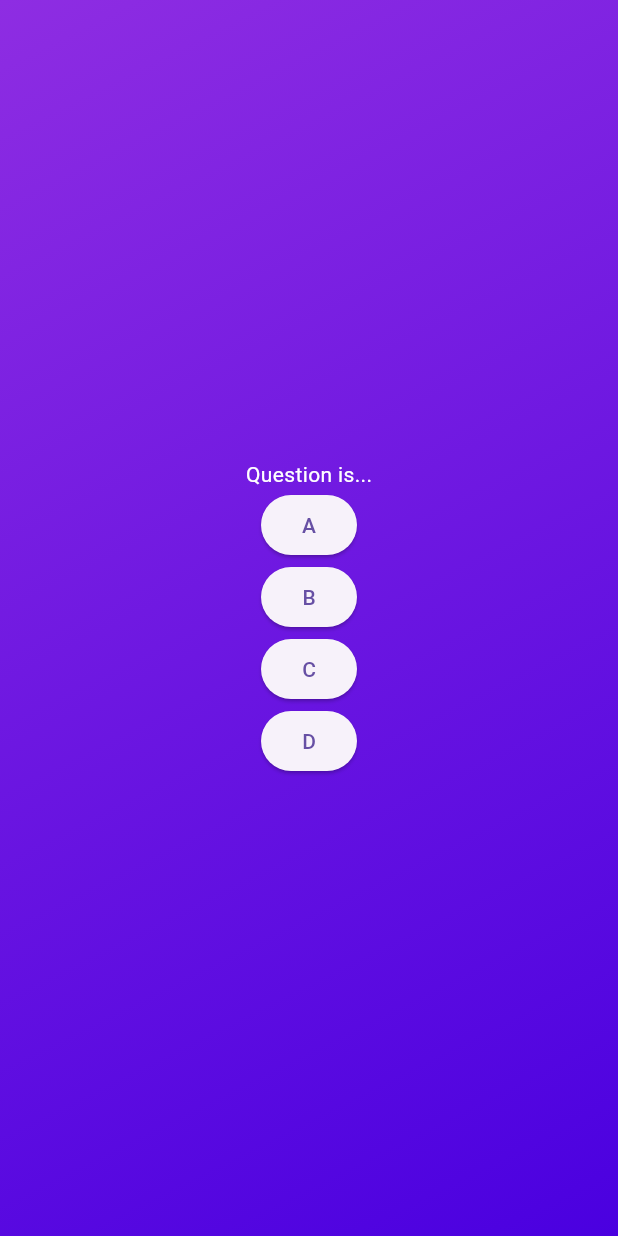
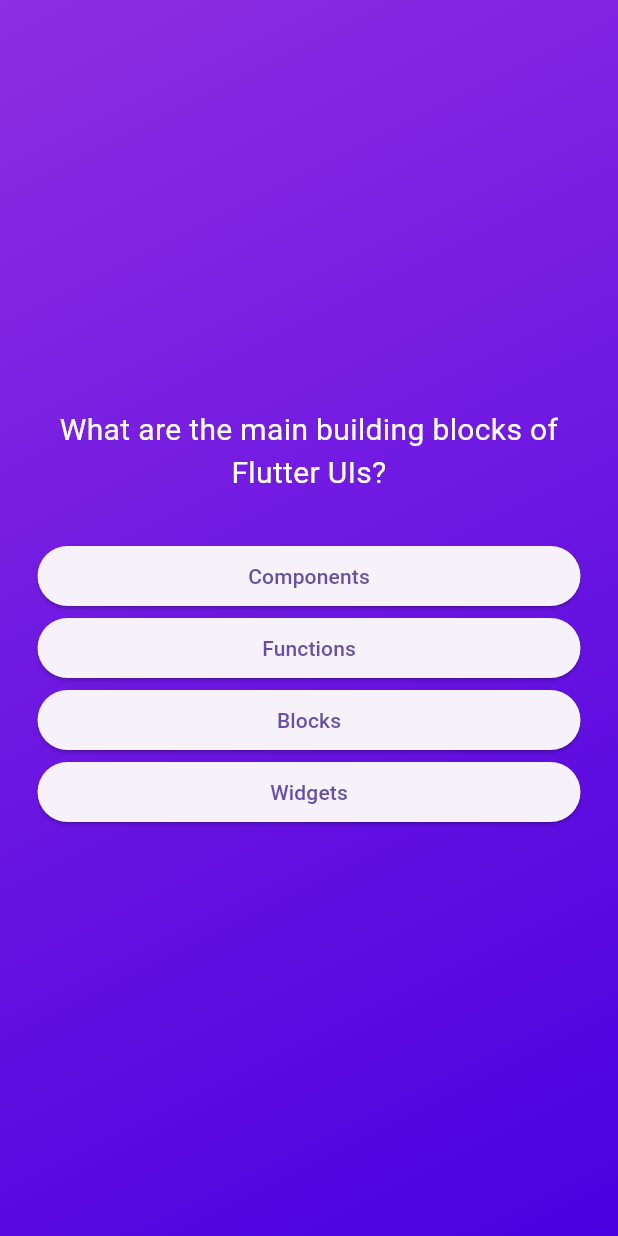
Before and after one commit to izasoerya/FlutterQuiz, a Flutter app: the screen it shows after launch, after a tap on "Start Quiz!", on a phone screen of 412 x 824 dp. Run offline on Flutter 3.47's test engine with Material 3 defaults, Android fonts, the phone set to English and light mode, and no system bars.

Commit message:
feat: shuffle the answer

```diff
--- a/lib/src/quiz/page.dart
+++ b/lib/src/quiz/page.dart
@@ -9,23 +9,30 @@ class QuestionPage extends StatefulWidget {
 }
 
 class _QuestionPage extends State<QuestionPage> {
+  final QuizQuestion questionOne = listQuestions[0];
+
   @override
   Widget build(BuildContext context) {
     return Center(
+      child: Container(
+        margin: const EdgeInsets.all(25),
         child: SizedBox(
           width: double.infinity,
           child: Column(
             mainAxisAlignment: MainAxisAlignment.center,
+            crossAxisAlignment: CrossAxisAlignment.stretch,
             children: [
-            const Text(
-              style: TextStyle(color: Colors.white),
-              "Question is...",
+              Text(
+                style: const TextStyle(color: Colors.white, fontSize: 20),
+                textAlign: TextAlign.center,
+                listQuestions[0].questions,
               ),
-            AnswerButton(textButton: 'A', task: () {}),
-            AnswerButton(textButton: 'B', task: () {}),
-            AnswerButton(textButton: 'C', task: () {}),
-            AnswerButton(textButton: 'D', task: () {}),
+              const Padding(padding: EdgeInsets.only(top: 30)),
+              ...questionOne.shuffleAnswer().map((answer) {
+                return AnswerButton(textButton: answer, task: () {});
+              }),
             ],
+          ),
         ),
       ),
     );
--- a/lib/src/quiz/question_answer.dart
+++ b/lib/src/quiz/question_answer.dart
@@ -2,9 +2,15 @@ class QuizQuestion {
   const QuizQuestion(this.questions, this.answers);
   final String questions;
   final List<String> answers;
+
+  List<String> shuffleAnswer() {
+    final shuffeledQeustion = List.of(answers);
+    shuffeledQeustion.shuffle();
+    return shuffeledQeustion;
+  }
 }
 
-const questions = [
+const listQuestions = [
   QuizQuestion(
     'What are the main building blocks of Flutter UIs?',
     [
--- a/lib/src/state.dart
+++ b/lib/src/state.dart
@@ -22,6 +22,7 @@ class _QuizPage extends State<QuizPage> {
   void changeState() {
     setState(() {
       currentState = const QuestionPage();
+      print('CHANGE STATE');
     });
   }
 
```
Lines whose indentation alone changed are shown as unchanged.
